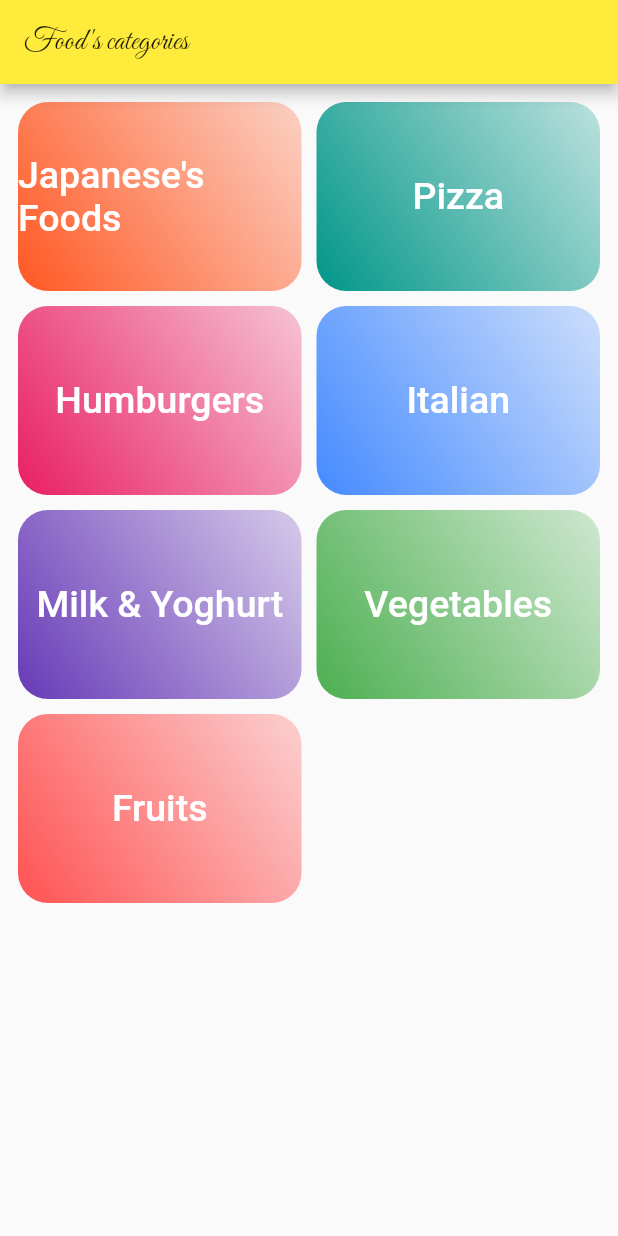
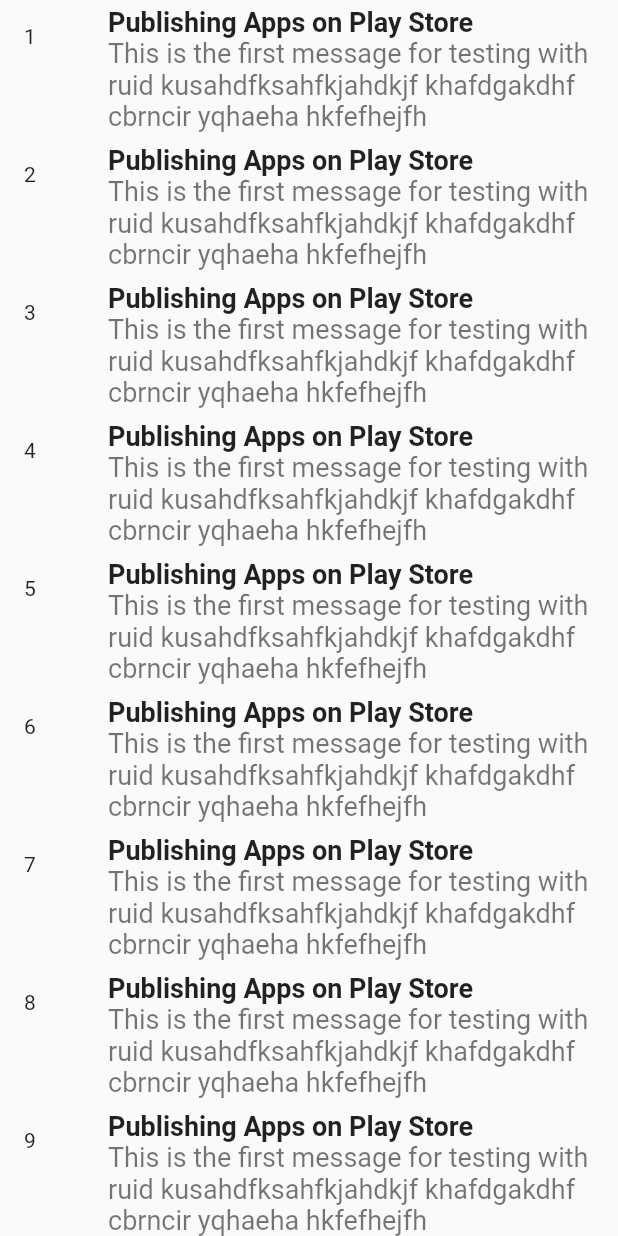
Before and after one commit to F-L0d35/weather-flutter-app, a Flutter app: the screen it shows after launch, on a phone screen of 412 x 824 dp. Run offline on Flutter 3.47's test engine with Material 2 defaults, Android fonts, the phone set to English and light mode, and no system bars; our stand-ins replace flutter_bloc; Roboto replaces fonts that are missing (Bonbon).

```diff
--- /dev/null
+++ b/lib/events/counter_event.dart
@@ -0,0 +1,4 @@
+enum CounterEvent {
+  increase,
+  decrease
+}
--- /dev/null
+++ b/lib/infinite_list.dart
@@ -0,0 +1,27 @@
+import 'package:flutter/material.dart';
+
+class InfiniteList extends StatelessWidget {
+  @override
+  Widget build(BuildContext context) {
+    return Scaffold(
+      body: SafeArea(
+        child: ListView.builder(itemBuilder: (BuildContext buildContext, int index) {
+          return ListTile(
+            leading: Text('${index + 1}'),
+            title: Text('Publishing Apps on Play Store', style: TextStyle(
+              fontSize: 18,
+              fontWeight: FontWeight.bold
+            ),),
+            isThreeLine: true,
+            subtitle: Text(
+                'This is the first message for testing with ruid kusahdfksahfkjahdkjf khafdgakdhf cbrncir yqhaeha hkfefhejfh',
+              style: TextStyle(fontSize: 18),
+            ),
+          );
+        }, itemCount: 39,)
+        //Text('PAU', style: TextStyle(fontSize: 50)),
+      ),
+    );
+  }
+
+}
--- /dev/null
+++ b/lib/infinite_list_app.dart
@@ -0,0 +1,13 @@
+import 'package:flutter/material.dart';
+import 'package:weatherApp/infinite_list.dart';
+
+class InfiniteListApp extends StatelessWidget {
+
+  @override
+  Widget build(BuildContext context) {
+    return MaterialApp(
+      title: 'InfiniteList',
+      home: InfiniteList(),
+    );
+  }
+}
--- a/lib/main.dart
+++ b/lib/main.dart
@@ -1,5 +1,5 @@
 import 'package:flutter/material.dart';
-import 'package:weatherApp/FoodApp.dart';
+import 'package:weatherApp/infinite_list_app.dart';
 
 // void main() {
 //   runApp(MaterialApp(
@@ -12,4 +12,4 @@ import 'package:weatherApp/FoodApp.dart';
 //   ));
 // }
 
-void main() => runApp(FoodApp());
+void main() => runApp(InfiniteListApp());
--- a/pubspec.yaml
+++ b/pubspec.yaml
@@ -24,6 +24,7 @@ dependencies:
   flutter:
     sdk: flutter
   intl: ^0.16.1
+  flutter_bloc: ^4.0.0
 
 
   # The following adds the Cupertino Icons font to your application.
```
Also changed, not shown: lib/CounterApp.dart (added, +44 -0 lines), lib/Counter_Page.dart (added, +48 -0 lines), lib/blocs/counter_bloc.dart (added, +21 -0 lines), pubspec.lock.
